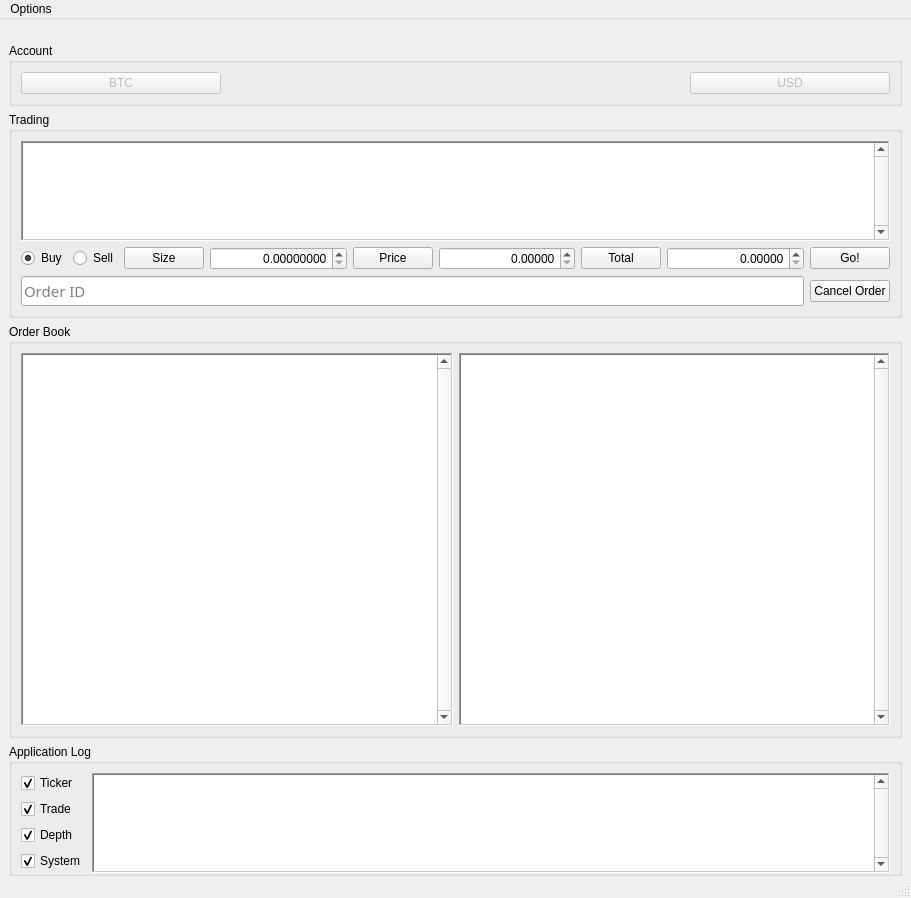
Old version of the form goxgui/ui/main_window.ui in the repository sebastianhaberey/goxgui.
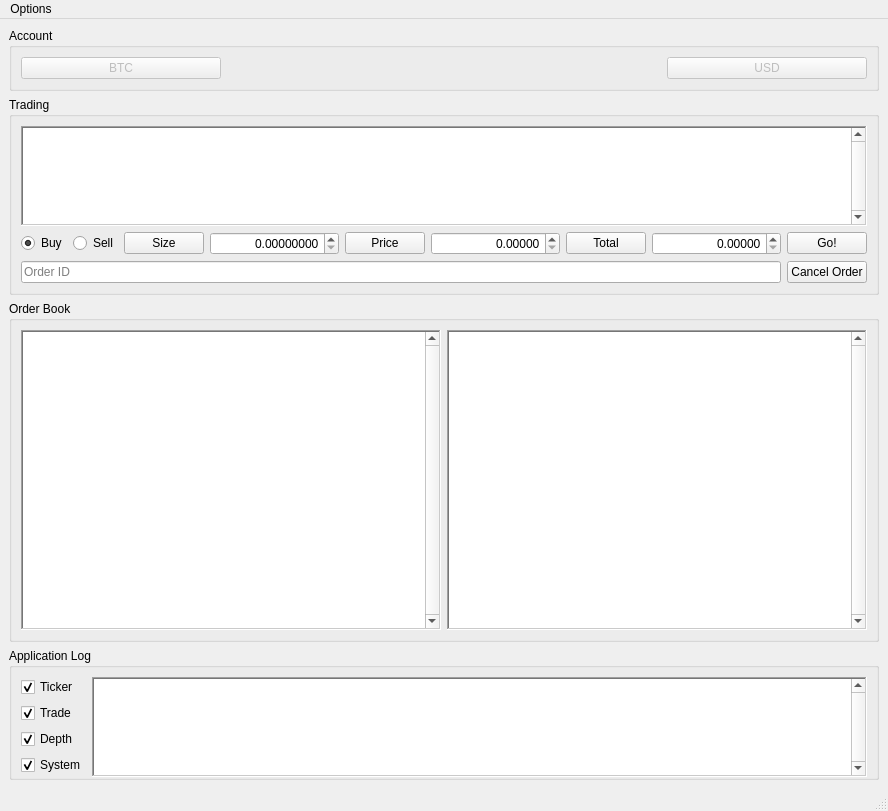
New version of the form.

```diff
--- a/goxgui/ui/main_window.ui
+++ b/goxgui/ui/main_window.ui
@@ -12,8 +12,8 @@
    <rect>
     <x>0</x>
     <y>0</y>
-    <width>911</width>
-    <height>898</height>
+    <width>886</width>
+    <height>790</height>
    </rect>
   </property>
   <property name="windowTitle">
@@ -34,13 +34,7 @@
    </property>
    <layout class="QVBoxLayout" name="verticalLayout_2">
     <property name="spacing">
-     <number>-1</number>
-    </property>
-    <property name="topMargin">
-     <number>24</number>
-    </property>
-    <property name="bottomMargin">
-     <number>0</number>
+     <number>6</number>
     </property>
     <item>
      <widget class="QGroupBox" name="groupBoxAccount">
@@ -160,8 +154,7 @@
          </property>
          <property name="font">
           <font>
-           <family>Monaco</family>
-           <pointsize>11</pointsize>
+           <family>Courier New</family>
           </font>
          </property>
          <property name="cursor" stdset="0">
@@ -342,12 +335,6 @@
         <layout class="QHBoxLayout" name="horizontalLayout_8">
          <item>
           <widget class="QLineEdit" name="lineEditOrder">
-           <property name="font">
-            <font>
-             <family>Monaco</family>
-             <pointsize>11</pointsize>
-            </font>
-           </property>
            <property name="toolTip">
             <string>Paste order ID here or click link above</string>
            </property>
@@ -397,12 +384,6 @@
            <height>300</height>
           </size>
          </property>
-         <property name="font">
-          <font>
-           <family>Monaco</family>
-           <pointsize>11</pointsize>
-          </font>
-         </property>
          <property name="cursor" stdset="0">
           <cursorShape>PointingHandCursor</cursorShape>
          </property>
@@ -467,12 +448,6 @@
            <height>300</height>
           </size>
          </property>
-         <property name="font">
-          <font>
-           <family>Monaco</family>
-           <pointsize>11</pointsize>
-          </font>
-         </property>
          <property name="cursor" stdset="0">
           <cursorShape>PointingHandCursor</cursorShape>
          </property>
@@ -601,8 +576,7 @@
          </property>
          <property name="font">
           <font>
-           <family>Monaco</family>
-           <pointsize>11</pointsize>
+           <family>Courier New</family>
           </font>
          </property>
          <property name="cursor" stdset="0">
@@ -630,8 +604,8 @@
     <rect>
      <x>0</x>
      <y>0</y>
-     <width>911</width>
-     <height>22</height>
+     <width>886</width>
+     <height>18</height>
     </rect>
    </property>
    <widget class="QMenu" name="menuOptions">
```
